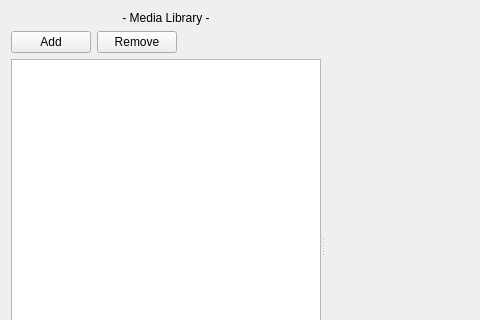
Above: src/mediawidget.ui from SoftProjector/src before the change; both pictures show x 0 to 480 and y 0 to 320 of the 712 by 491 pixel window. Below: the same form after it.
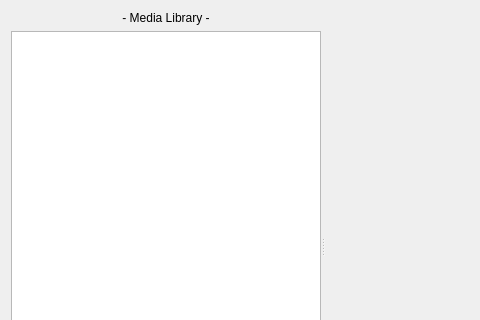
That is the form after the change. Icons and pictures are not drawn.

The edit to the form file:
```diff
--- a/src/mediawidget.ui
+++ b/src/mediawidget.ui
@@ -31,54 +31,12 @@
          </property>
         </widget>
        </item>
-       <item>
-        <layout class="QHBoxLayout" name="horizontalLayout_2">
-         <item>
-          <widget class="QPushButton" name="pushButtonAdd">
-           <property name="text">
-            <string>Add</string>
-           </property>
-           <property name="icon">
-            <iconset resource="softprojector.qrc">
-             <normaloff>:/icons/icons/add.png</normaloff>:/icons/icons/add.png</iconset>
-           </property>
-          </widget>
-         </item>
-         <item>
-          <widget class="QPushButton" name="pushButtonRemove">
-           <property name="text">
-            <string>Remove</string>
-           </property>
-           <property name="icon">
-            <iconset resource="softprojector.qrc">
-             <normaloff>:/icons/icons/remove.png</normaloff>:/icons/icons/remove.png</iconset>
-           </property>
-           <property name="shortcut">
-            <string>Del</string>
-           </property>
-          </widget>
-         </item>
-         <item>
-          <spacer name="horizontalSpacer_3">
-           <property name="orientation">
-            <enum>Qt::Horizontal</enum>
-           </property>
-           <property name="sizeHint" stdset="0">
-            <size>
-             <width>40</width>
-             <height>20</height>
-            </size>
-           </property>
-          </spacer>
-         </item>
-        </layout>
-       </item>
        <item>
         <widget class="QListWidget" name="listWidgetMediaFiles"/>
        </item>
       </layout>
      </widget>
-     <widget class="QWidget" name="">
+     <widget class="QWidget" name="layoutWidget">
       <layout class="QVBoxLayout" name="verticalLayout">
        <item>
         <layout class="QHBoxLayout" name="horizontalLayout">
```
Left out of the diff: 7 changed lines with no effect on the pictures.
